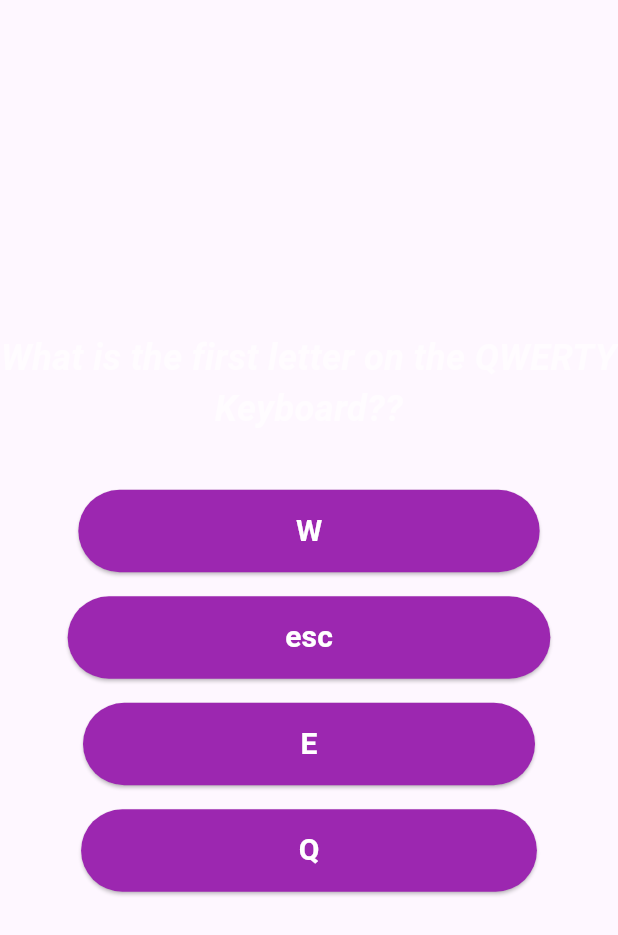
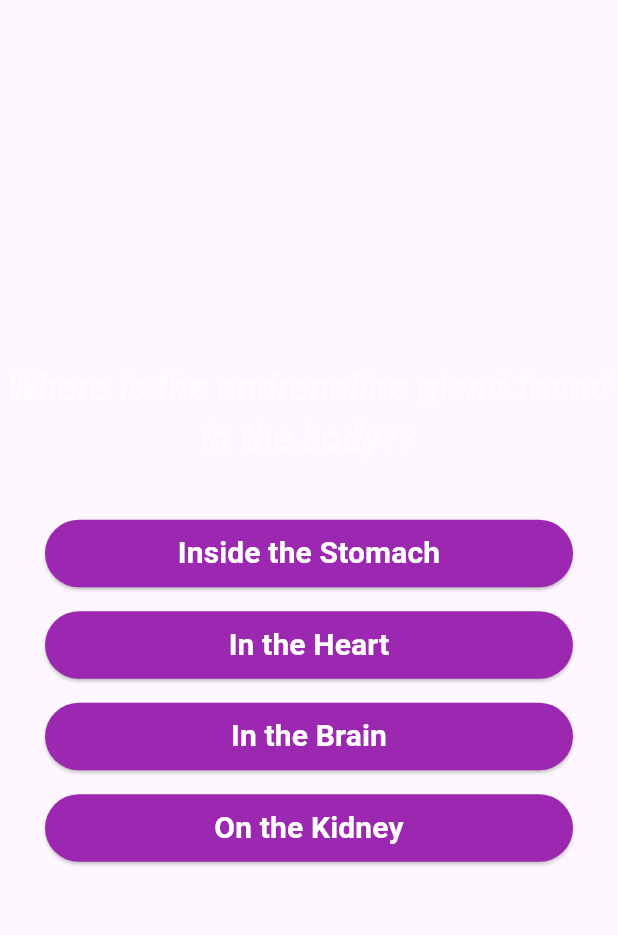
Before and after one commit to Bamadus/Quiz_App, a Flutter app: the Quest widget shown alone on an empty page, opened directly, after a tap on an icon or button, on a phone screen of 412 x 824 dp. Shown: the top 935 px of the screen. Run offline on Flutter 3.47's test engine with Material 3 defaults, Android fonts, the phone set to English and light mode, and no system bars.

Commit message:
perfected the questions screen, now about to start the closing screen

```diff
--- a/lib/Data/questions.dart
+++ b/lib/Data/questions.dart
@@ -32,5 +32,40 @@ const questions = [
   'Mars',
   'Earth',
   'Uranus'
-  ])
+  ]),
+  QuizQuest(" Which animal is known as the \"King of the Jungle\"?",
+      [
+        'Lion',
+        'Tiger',
+        'Elephant',
+        'whale'
+      ]),
+  QuizQuest("How many continents are there on Earth?",
+      [
+        '7',
+        '8',
+        '12',
+        '9'
+      ]),
+  QuizQuest("Which planet is known as the Red Planet?",
+      [
+        'Mars',
+        'Mecury',
+        'Pluto',
+        'Venus'
+      ]),
+  QuizQuest("What is the largest ocean on Earth?",
+      [
+        'Pacific Ocean',
+        'Atlantic Ocean',
+        'Red Sea Ocean',
+        'Only God Knows :('
+      ]),
+  QuizQuest(" How many colors are there in a rainbow?",
+      [
+        '7',
+        '12',
+        '14',
+        '1O'
+      ])
 ];
--- a/lib/ans_buttons.dart
+++ b/lib/ans_buttons.dart
@@ -13,13 +13,12 @@ class AnsButton extends StatelessWidget{
   @override
   Widget build(context) {
     return Container(
+      width: 352,
+      height: 45,
       margin: const EdgeInsets.symmetric(vertical: 8, horizontal: 0),
           child: ElevatedButton(
             onPressed:onPressed,
             style: ElevatedButton.styleFrom(
-              padding: const EdgeInsets.symmetric(
-                  vertical: 13, horizontal: 145
-              ),
               backgroundColor: Colors.purple,
               // the shape widget is to shape the elevated button in a certain way.
               // shape:RoundedRectangleBorder(
@@ -27,6 +26,7 @@ class AnsButton extends StatelessWidget{
               // ),
             ),
             child: Text(ansText,
+              textAlign: TextAlign.center,
               style: const TextStyle(
                 color: Colors.white,
                 fontWeight:FontWeight.bold,
--- a/lib/quest.dart
+++ b/lib/quest.dart
@@ -14,10 +14,15 @@ class Quest extends StatefulWidget{
 //String questions = "Questions!!";
 
 class _QuestState extends State<Quest> {
-
+  var currentQuestIndex = 0;
+  void answerQuest(){
+    setState(() {
+      currentQuestIndex++;
+    });
+  }
   @override
   Widget build(content) {
-    final currentQuest = questions[0];
+    final currentQuest = questions[currentQuestIndex];
     return SizedBox(
       width: double.infinity,
         //Wrapping the whole code in a sizedBox is to use a special dart widget
@@ -48,7 +53,7 @@ class _QuestState extends State<Quest> {
               const SizedBox(height: 29,),
               // the comments used below is to spread the ansButton or to exstract the answers from the list of answers
               ...currentQuest.getshuffledanswer().map((answer){
-                return AnsButton(ansText: answer,onPressed: (){},);
+                return AnsButton(ansText: answer,onPressed: answerQuest,);
               })
               //ansText and pressed are named arguments in the ans_buttons module
             ]
```
